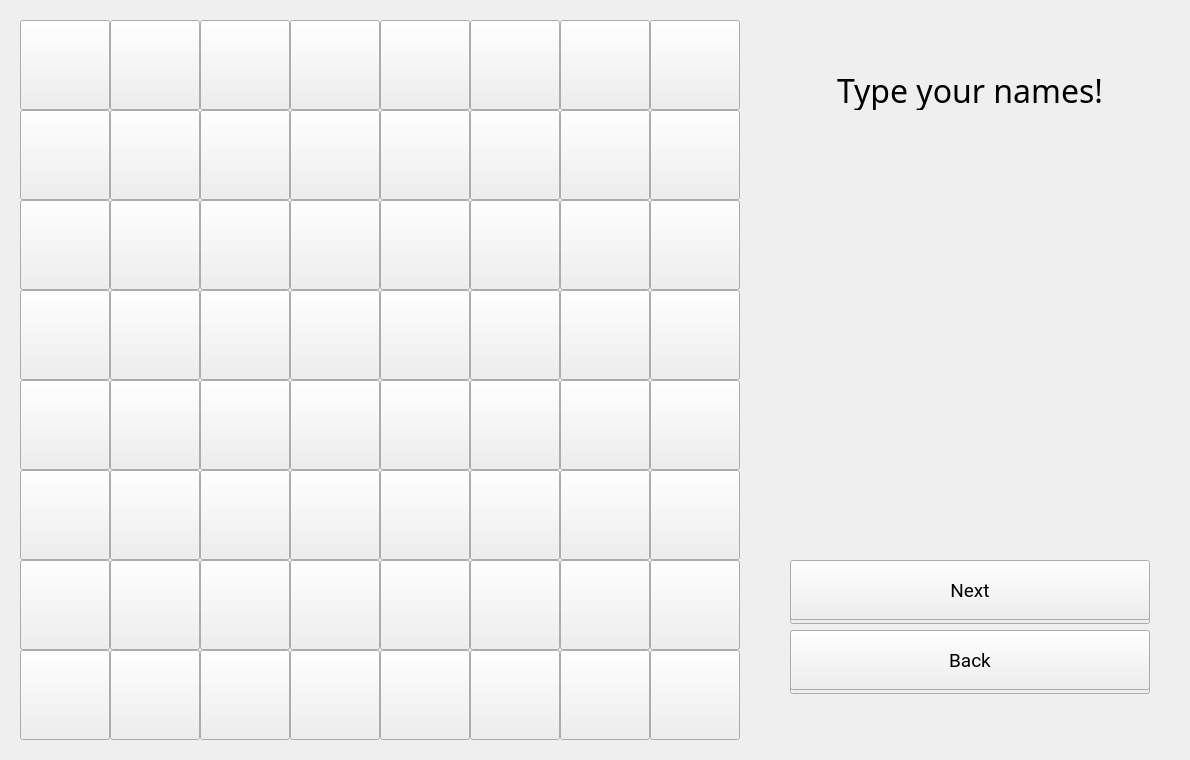
Old version of the form Chess (C++)/Chess/chess.ui in the repository leeyanleryan/Board-Games.
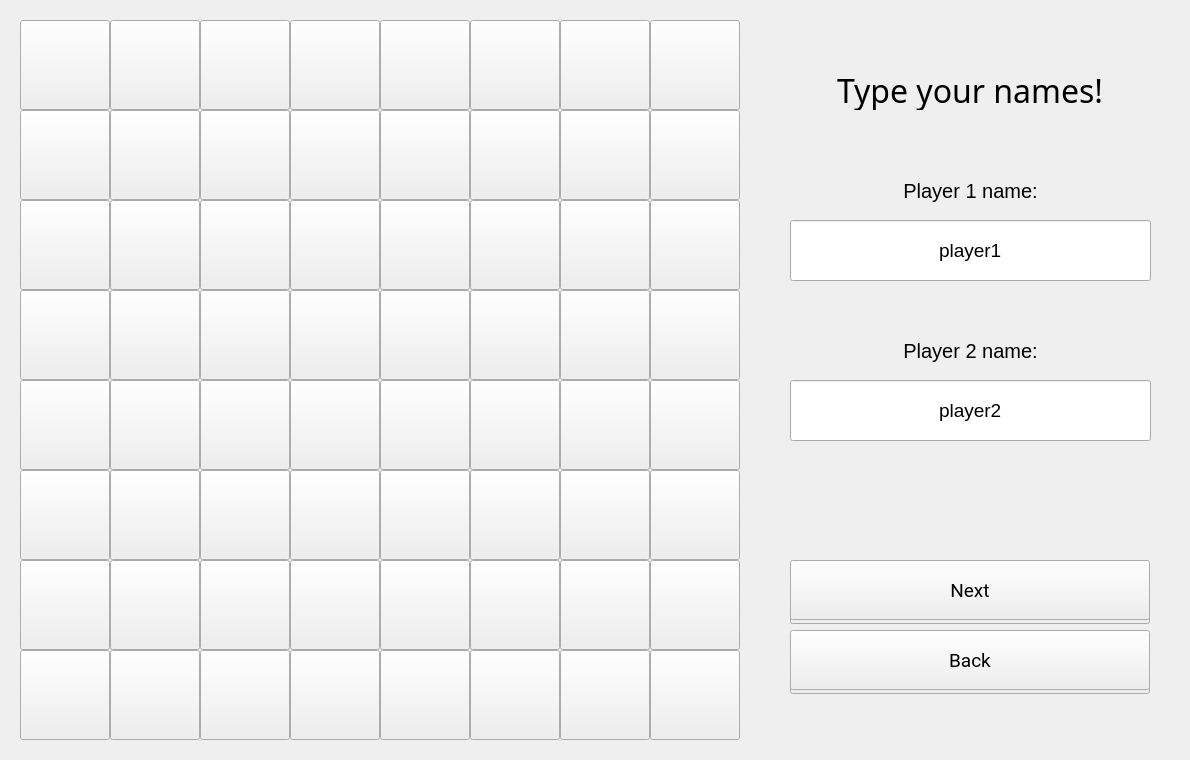
New version of the form. The open tabs and pages were chosen to show the change.

```diff
--- a/Chess (C++)/Chess/chess.ui
+++ b/Chess (C++)/Chess/chess.ui
@@ -575,6 +575,102 @@
        <set>Qt::AlignmentFlag::AlignCenter</set>
       </property>
      </widget>
+     <widget class="QLineEdit" name="lineP1Name">
+      <property name="geometry">
+       <rect>
+        <x>20</x>
+        <y>200</y>
+        <width>361</width>
+        <height>61</height>
+       </rect>
+      </property>
+      <property name="sizePolicy">
+       <sizepolicy hsizetype="Expanding" vsizetype="Fixed">
+        <horstretch>0</horstretch>
+        <verstretch>0</verstretch>
+       </sizepolicy>
+      </property>
+      <property name="font">
+       <font>
+        <pointsize>14</pointsize>
+       </font>
+      </property>
+      <property name="text">
+       <string>player1</string>
+      </property>
+      <property name="alignment">
+       <set>Qt::AlignmentFlag::AlignCenter</set>
+      </property>
+     </widget>
+     <widget class="QLabel" name="txtP1Name">
+      <property name="geometry">
+       <rect>
+        <x>20</x>
+        <y>140</y>
+        <width>361</width>
+        <height>61</height>
+       </rect>
+      </property>
+      <property name="font">
+       <font>
+        <pointsize>15</pointsize>
+       </font>
+      </property>
+      <property name="text">
+       <string>Player 1 name:</string>
+      </property>
+      <property name="alignment">
+       <set>Qt::AlignmentFlag::AlignCenter</set>
+      </property>
+     </widget>
+     <widget class="QLineEdit" name="lineP2Name">
+      <property name="geometry">
+       <rect>
+        <x>20</x>
+        <y>360</y>
+        <width>361</width>
+        <height>61</height>
+       </rect>
+      </property>
+      <property name="sizePolicy">
+       <sizepolicy hsizetype="Expanding" vsizetype="Fixed">
+        <horstretch>0</horstretch>
+        <verstretch>0</verstretch>
+       </sizepolicy>
+      </property>
+      <property name="font">
+       <font>
+        <pointsize>14</pointsize>
+       </font>
+      </property>
+      <property name="text">
+       <string>player2</string>
+      </property>
+      <property name="alignment">
+       <set>Qt::AlignmentFlag::AlignCenter</set>
+      </property>
+     </widget>
+     <widget class="QLabel" name="txtP2Name">
+      <property name="geometry">
+       <rect>
+        <x>20</x>
+        <y>300</y>
+        <width>361</width>
+        <height>61</height>
+       </rect>
+      </property>
+      <property name="font">
+       <font>
+        <pointsize>15</pointsize>
+       </font>
+      </property>
+      <property name="text">
+       <string>Player 2 name:</string>
+      </property>
+      <property name="alignment">
+       <set>Qt::AlignmentFlag::AlignCenter</set>
+      </property>
+     </widget>
      <zorder>buttonFriendNextShadow</zorder>
      <zorder>buttonFriendNext</zorder>
      <zorder>buttonFriendBackShadow</zorder>
```
Left out of the diff: 282 changed lines with no effect on the pictures.
